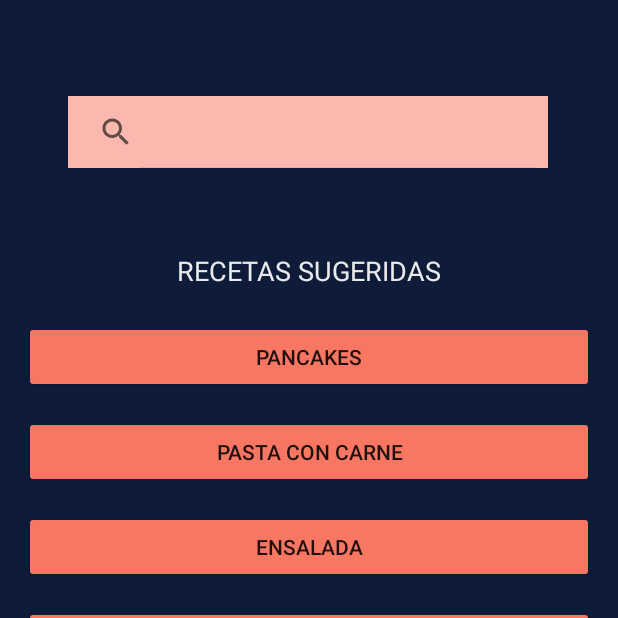
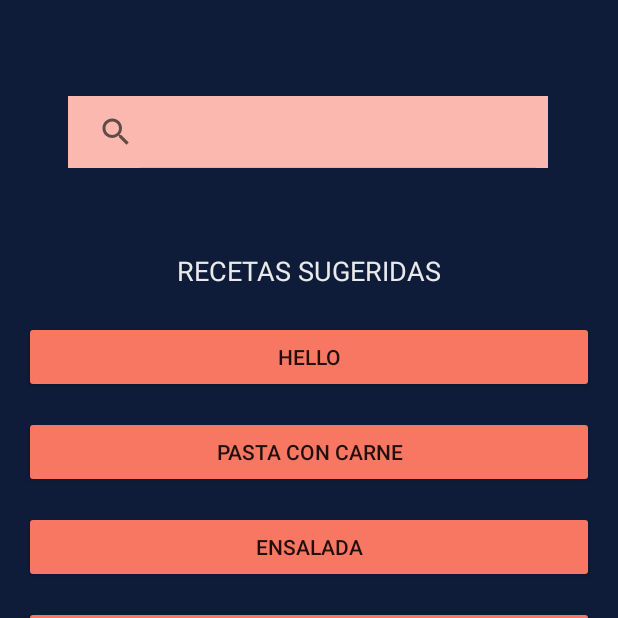
Before and after one commit to nestornumber/FoodFast, an Android app: the screen it shows after launch (Busqueda), on a phone screen of 412 x 824 dp, the top half of it. Run offline under Robolectric (Android 15) with nearby library versions, the phone set to English and light mode, and no system bars.

Commit message:
testing for leo

```diff
--- a/app/src/main/res/layout/activity_busqueda.xml
+++ b/app/src/main/res/layout/activity_busqueda.xml
@@ -75,7 +75,7 @@
         android:layout_marginTop="21dp"
         android:layout_marginEnd="16dp"
         android:backgroundTint="@color/foodfast_primary"
-        android:text="Pancakes"
+        android:text="Hello"
         android:textSize="@dimen/font_size_small"
         app:layout_constraintEnd_toEndOf="parent"
         app:layout_constraintStart_toStartOf="parent"
```
